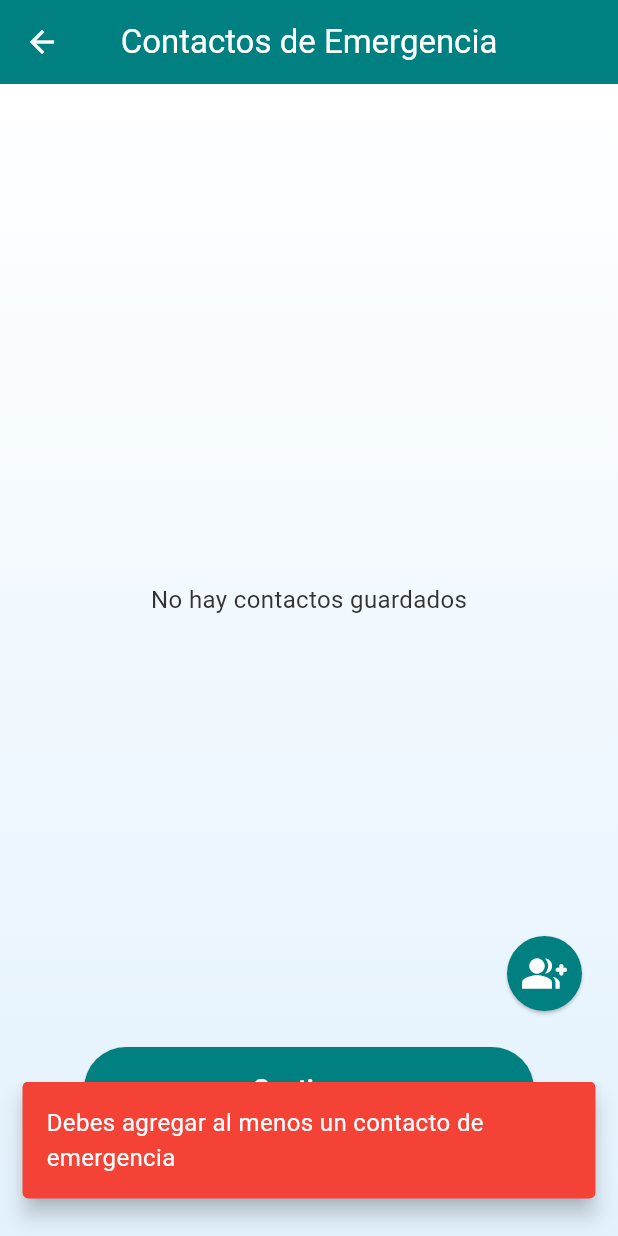
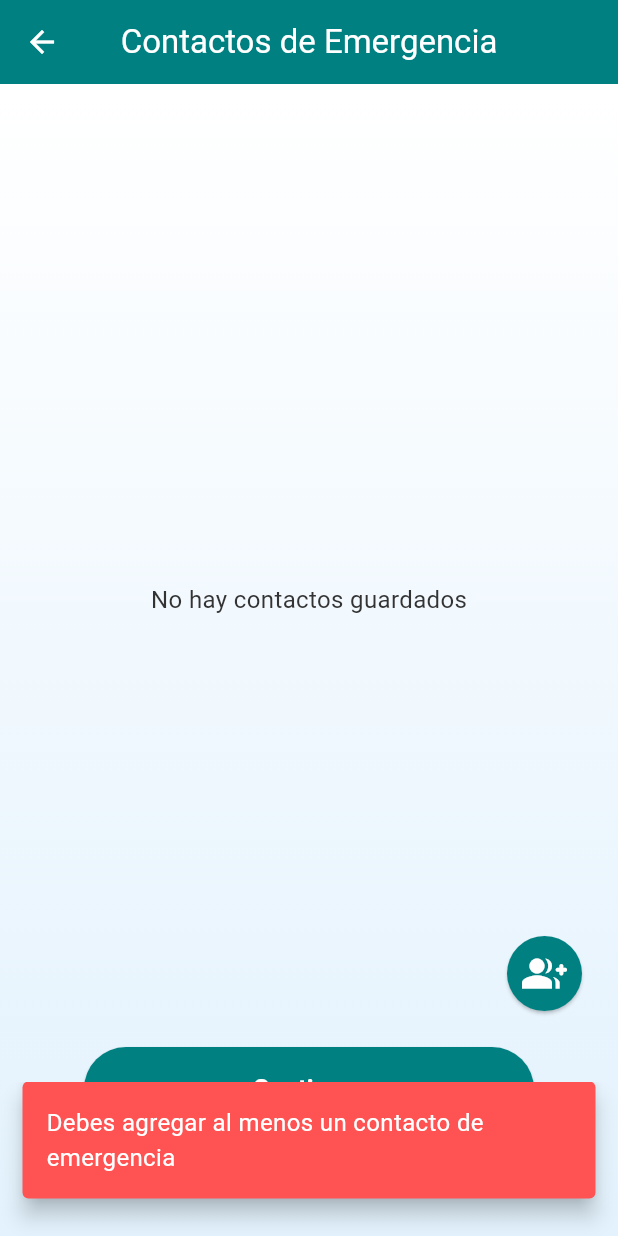
Before and after one commit to equipoAlzDev/appAlzAlert, a Flutter app: the EmergencyContactsScreen screen opened directly, after a tap on "Continuar", on a phone screen of 412 x 824 dp. Run offline on Flutter 3.47's test engine with Material 3 defaults, Android fonts, the phone set to English and light mode, and no system bars; our stand-ins replace cloud_firestore, firebase_auth, firebase_core, flutter_blue_plus, geocoding, geolocator and 2 more; missing offline and left inert: telephony; accounts and stored records are empty.

Commit message:
Se cambio los estilos a los snackbars del proyecto

```diff
--- a/lib/screens/alerts/alert_config_screen.dart
+++ b/lib/screens/alerts/alert_config_screen.dart
@@ -81,7 +81,7 @@ class _AlertConfigScreenState extends State<AlertConfigScreen> {
     ScaffoldMessenger.of(context).showSnackBar(
       const SnackBar(
         content: Text('Configuración guardada'),
-        backgroundColor: AppTheme.secondaryGreen,
+        backgroundColor: AppTheme.primaryBlue,
         behavior: SnackBarBehavior.floating,
       ),
     );
--- a/lib/screens/auth/login_screen.dart
+++ b/lib/screens/auth/login_screen.dart
@@ -148,6 +148,8 @@ class _LoginScreenState extends State<LoginScreen>
             content: Text(
               'Se ha enviado un correo para restablecer tu contraseña',
             ),
+            backgroundColor: AppTheme.primaryBlue,
+            behavior: SnackBarBehavior.floating,
           ),
         );
       }
--- a/lib/screens/contacts/emergency_contacts_screen.dart
+++ b/lib/screens/contacts/emergency_contacts_screen.dart
@@ -222,7 +222,7 @@ class _EmergencyContactsScreenState extends State<EmergencyContactsScreen> {
     if (contactos.isEmpty) {
       ScaffoldMessenger.of(context).showSnackBar(
         SnackBar(
-          backgroundColor: Colors.red,
+          backgroundColor: AppTheme.secondaryRed,
           behavior: SnackBarBehavior.floating,
           margin: const EdgeInsets.only(left: 15, right: 15, bottom: 25),
           content: Container(
@@ -258,9 +258,13 @@ class _EmergencyContactsScreenState extends State<EmergencyContactsScreen> {
       }
     } catch (e) {
       // Mostrar error
-      ScaffoldMessenger.of(
-        context,
-      ).showSnackBar(SnackBar(content: Text('Error al guardar los datos: $e')));
+      ScaffoldMessenger.of(context).showSnackBar(
+        SnackBar(
+          content: Text('Error al guardar los datos: $e'),
+          backgroundColor: AppTheme.secondaryRed,
+          behavior: SnackBarBehavior.floating,
+        ),
+      );
     } finally {
       if (mounted) {
         setState(() {
```
Also changed, not shown: lib/providers/alert_system_provider.dart (+15 -3 lines), lib/screens/home/home_screen.dart (+8 -1 lines).
